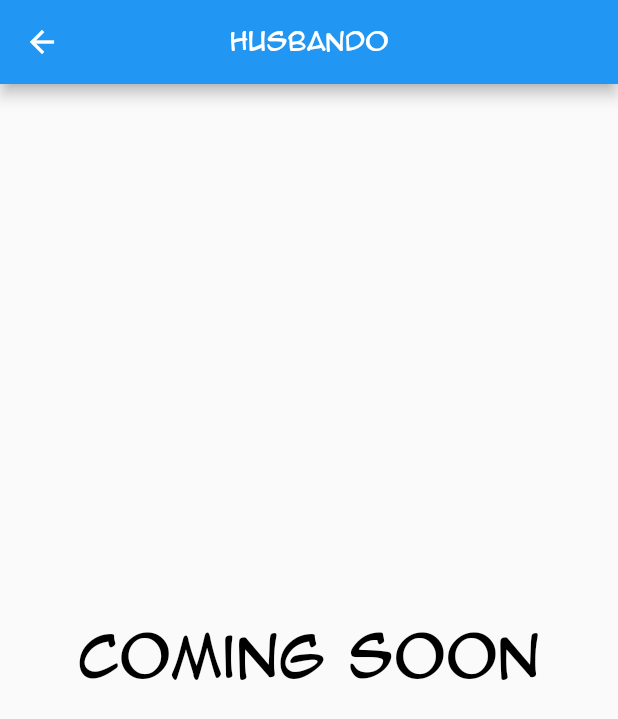
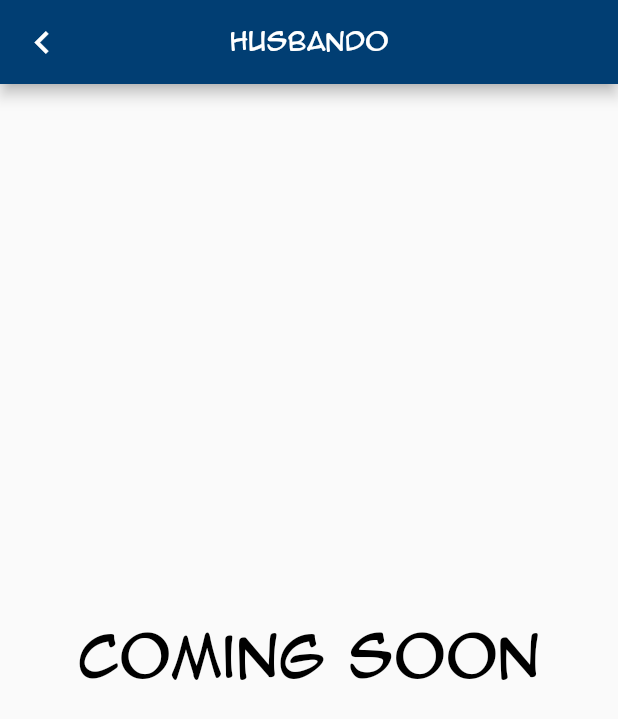
Before and after one commit to Maxvyr/adopt_ta_waifu_flutter, a Flutter app: the screen it shows after launch, after a tap on "Husbando", on a phone screen of 412 x 824 dp. Shown: the top 719 px of the screen. Run offline on Flutter 3.47's test engine with Material 2 defaults, Android fonts, the phone set to English and light mode, and no system bars; our stand-ins replace cached_network_image, flutter_easyloading, share_plus; network calls fail; statements that could not run were skipped.

Commit message:
gestion dark mode app bar

```diff
--- a/lib/controller/constant/Icons.dart
+++ b/lib/controller/constant/Icons.dart
@@ -22,6 +22,7 @@ const searchIcon = CupertinoIcons.search;
 const arrowNextIcon = Icons.arrow_forward_ios_rounded;
 const arrowDownIcon = Icons.keyboard_arrow_down_rounded;
 const arrowBackIOSIcon = Icons.arrow_back_ios;
+const arrowBackAndroidIcon = Icons.chevron_left;
 const addCupertinoIcon = CupertinoIcons.add;
 const addMaterialIcon = Icons.add;
 const exitIcon = Icons.exit_to_app;
--- a/lib/views/coming_soon.dart
+++ b/lib/views/coming_soon.dart
@@ -11,7 +11,10 @@ class ComingSoon extends StatelessWidget {
   @override
   Widget build(BuildContext context) {
     return Scaffold(
-      appBar: MyAppBar(title: title),
+      appBar: MyAppBar(
+        title: title,
+        context: context,
+      ),
       body: Center(
         child: MyText(
           data: strComingSoon,
--- a/lib/views/home_page.dart
+++ b/lib/views/home_page.dart
@@ -42,6 +42,10 @@ class _MyHomePageState extends State<MyHomePage> {
         switch (snapshot.connectionState) {
           case ConnectionState.active:
             return LoadingPage();
+          case ConnectionState.none:
+            return LoadingPage();
+          case ConnectionState.waiting:
+            return LoadingPage();
           case ConnectionState.done:
             List<Waifu> waifus = snapshot.data;
 
@@ -52,10 +56,6 @@ class _MyHomePageState extends State<MyHomePage> {
                 waifus,
               ),
             );
-          case ConnectionState.none:
-            return LoadingPage();
-          case ConnectionState.waiting:
-            return LoadingPage();
           default:
             return LoadingPageError();
         }
--- a/lib/views/show_card_page.dart
+++ b/lib/views/show_card_page.dart
@@ -39,6 +39,8 @@ class _ShowCardPageState extends State<ShowCardPage> {
     return Scaffold(
       appBar: MyAppBar(
         title: widget.title,
+        context: context,
+        isDarkMode: isDarkMode,
       ),
       body: _body(
         heightTotal,
--- a/lib/widget/my_app_bar.dart
+++ b/lib/widget/my_app_bar.dart
@@ -1,11 +1,28 @@
+import 'package:adopt_ta_waifu/controller/constant/Colors.dart';
+import 'package:adopt_ta_waifu/controller/constant/icons.dart';
+import 'package:adopt_ta_waifu/controller/utils/navigation.dart';
 import 'package:adopt_ta_waifu/widget/my_materials.dart';
 import 'package:flutter/material.dart';
 
 class MyAppBar extends AppBar {
   MyAppBar({
     required String title,
+    required BuildContext context,
+    bool isDarkMode = false,
   }) : super(
-          title: MyText(data: title),
+          title: MyText(
+            data: title,
+            color: isDarkMode ? blueMain : white,
+          ),
           centerTitle: true,
+          backgroundColor: isDarkMode ? white : blueMain,
+          leading: IconButton(
+            color: isDarkMode ? blueMain : white,
+            icon: Icon(
+              arrowBackAndroidIcon,
+              size: 30.0,
+            ),
+            onPressed: () => popPage(context),
+          ),
         );
 }
```
